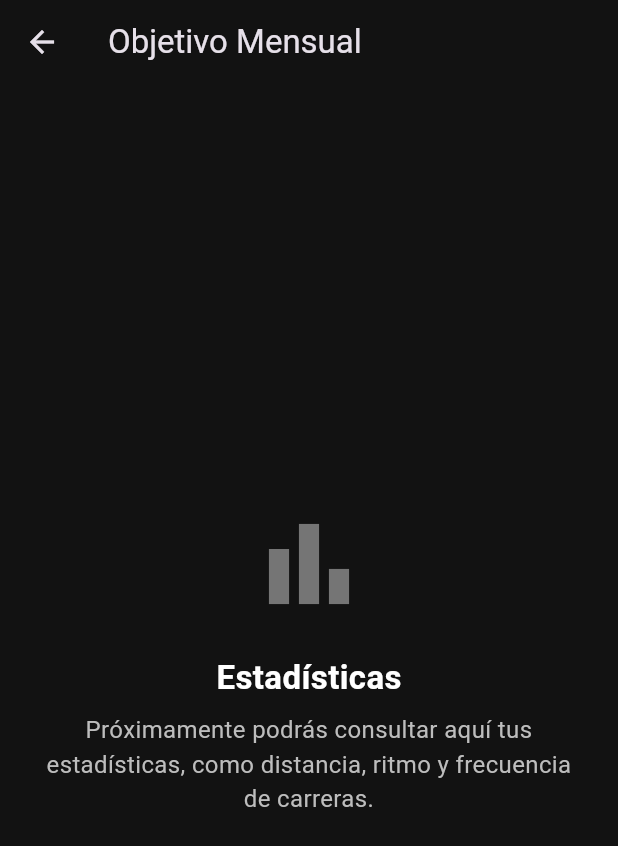
After one commit to DayJossel/CodeCats, a Flutter app: the MainScreen screen opened directly, item 4 of the bottom bar chosen, after a tap on "Consultar Estadística", on a phone screen of 412 x 824 dp. The commit adds this screen. Shown: the top 846 px of the screen. Run offline on Flutter 3.47's test engine with Material 3 defaults, Android fonts, the phone set to English and light mode, and no system bars; our stand-ins replace connectivity_plus, geolocator, google_maps_flutter, permission_handler, shared_preferences, table_calendar; missing offline and left inert: another_telephony; accounts and stored records are empty.

Commit message:
Cambios frontend CU-5
Frontend realizado para el CU-5

```diff
--- a/lib/main.dart
+++ b/lib/main.dart
@@ -2,12 +2,13 @@ import 'package:flutter/material.dart';
 
 import 'core/session_repository.dart';
 
-import 'screens/login.dart';          // AuthScreen
-import 'screens/profile.dart';        // ProfileScreen (tab)
+import 'screens/login.dart';
+import 'screens/profile.dart';
 import 'screens/vista_alerta.dart';
 import 'screens/vista_contactos.dart';
-import 'screens/vista_historial.dart';
+// import 'screens/vista_historial.dart'; // Ya no se usa en la barra de navegación
 import 'screens/vista_espacios.dart';
+import 'screens/vista_calendario.dart'; // <-- 1. IMPORTAMOS LA NUEVA VISTA
 
 // Colores principales de la aplicación para fácil acceso
 const Color primaryColor = Color(0xFFFFC700); // Amarillo/Dorado
@@ -57,13 +58,11 @@ class RunnerApp extends StatelessWidget {
           bodyMedium: TextStyle(color: Colors.grey),
         ),
       ),
-      home: const _AuthGate(), // 👈 IMPORTANTE: ya no AuthScreen directo
+      home: const _AuthGate(),
     );
   }
 }
 
-/// Gate que decide si hay sesión persistida.
-/// Si hay (id y contraseña), entra directo a MainScreen; si no, a AuthScreen.
 class _AuthGate extends StatefulWidget {
   const _AuthGate({super.key});
   @override
@@ -103,11 +102,12 @@ class MainScreen extends StatefulWidget {
 class _MainScreenState extends State<MainScreen> {
   int _selectedIndex = 0;
 
+  // --- 2. ACTUALIZAMOS LA LISTA DE PANTALLAS ---
   static final List<Widget> _widgetOptions = <Widget>[
     const VistaAlerta(),
     const VistaEspacios(),
     const VistaContactos(),
-    const VistaHistorial(),
+    const VistaCalendario(), // Reemplazamos VistaHistorial por VistaCalendario
     const ProfileScreen(),
   ];
 
@@ -122,11 +122,12 @@ class _MainScreenState extends State<MainScreen> {
     return Scaffold(
       body: Center(child: _widgetOptions.elementAt(_selectedIndex)),
       bottomNavigationBar: BottomNavigationBar(
+        // --- 3. ACTUALIZAMOS LOS ÍTEMS DE LA BARRA ---
         items: const <BottomNavigationBarItem>[
           BottomNavigationBarItem(icon: Icon(Icons.home), label: 'Inicio'),
-          BottomNavigationBarItem(icon: Icon(Icons.route), label: 'Espacios para correr'),
+          BottomNavigationBarItem(icon: Icon(Icons.route), label: 'Espacios'),
           BottomNavigationBarItem(icon: Icon(Icons.people_outline), label: 'Contactos'),
-          BottomNavigationBarItem(icon: Icon(Icons.notifications_none), label: 'Alertas'),
+          BottomNavigationBarItem(icon: Icon(Icons.calendar_today_outlined), label: 'Calendario'), // Ítem modificado
           BottomNavigationBarItem(icon: Icon(Icons.person_outline), label: 'Perfil'),
         ],
         currentIndex: _selectedIndex,
--- a/lib/screens/vista_alerta.dart
+++ b/lib/screens/vista_alerta.dart
@@ -1,6 +1,7 @@
 import 'dart:async';
 import 'package:flutter/material.dart';
 import '../main.dart';
+import 'vista_historial.dart'; // Importamos la vista de historial
 import 'vista_ubicacion.dart';
 import '../usecases/emergency_alert_uc.dart';
 
@@ -16,9 +17,9 @@ class _VistaAlertaState extends State<VistaAlerta> {
   String? _statusMsg;
   bool _isCountingDown = false;
   int _countdownValue = 3;
-  Timer? _timer; // ✅ Cambiado a nullable
+  Timer? _timer;
   double _waveAnimation = 0.0;
-  Timer? _waveTimer; // ✅ Cambiado a nullable
+  Timer? _waveTimer;
 
   void _startCountdown() {
     setState(() {
@@ -27,14 +28,13 @@ class _VistaAlertaState extends State<VistaAlerta> {
       _waveAnimation = 0.0;
     });
 
-    // ✅ Ahora se inicializan correctamente
     _timer = Timer.periodic(const Duration(seconds: 1), (timer) {
       setState(() {
         if (_countdownValue > 1) {
           _countdownValue--;
         } else {
-          _timer?.cancel(); // ✅ Usar ?. en lugar de .
-          _waveTimer?.cancel(); // ✅ Usar ?. en lugar de .
+          _timer?.cancel();
+          _waveTimer?.cancel();
           _isCountingDown = false;
           _showSosConfirmationDialog(context);
         }
@@ -53,7 +53,7 @@ class _VistaAlertaState extends State<VistaAlerta> {
     setState(() { _sending = true; _statusMsg = null; });
 
     try {
-      final res = await EmergencyAlertUC.trigger(); // usa TODOS los contactos
+      final res = await EmergencyAlertUC.trigger();
       final okTotal = res.fallidos.isEmpty;
       final base = okTotal
           ? 'Alerta enviada a todos los contactos.'
@@ -62,7 +62,6 @@ class _VistaAlertaState extends State<VistaAlerta> {
       if (!mounted) return;
       setState(() => _statusMsg = base + hid);
 
-      // Snack verde si todo OK, rojo si hubo fallos
       ScaffoldMessenger.of(context).showSnackBar(
         SnackBar(
           content: Text(okTotal
@@ -90,8 +89,8 @@ class _VistaAlertaState extends State<VistaAlerta> {
   }
 
   void _cancelCountdown() {
-    _timer?.cancel(); // ✅ Usar ?. en lugar de .
-    _waveTimer?.cancel(); // ✅ Usar ?. en lugar de .
+    _timer?.cancel();
+    _waveTimer?.cancel();
     setState(() {
       _isCountingDown = false;
       _countdownValue = 3;
@@ -99,7 +98,6 @@ class _VistaAlertaState extends State<VistaAlerta> {
     });
   }
 
-  // ✅ Diálogo de confirmación con resultado real
   void _showSosConfirmationDialog(BuildContext context) {
     showDialog(
       context: context,
@@ -133,8 +131,8 @@ class _VistaAlertaState extends State<VistaAlerta> {
                   ),
                   child: const Text('Enviar Alerta'),
                   onPressed: () async {
-                    Navigator.of(context).pop(); // Cierra el diálogo
-                    await _sendEmergency();      // <-- aquí disparamos la alerta real
+                    Navigator.of(context).pop();
+                    await _sendEmergency();
                   },
                 ),
               ],
@@ -147,8 +145,8 @@ class _VistaAlertaState extends State<VistaAlerta> {
 
   @override
   void dispose() {
-    _timer?.cancel(); // ✅ Usar ?. en lugar de .
-    _waveTimer?.cancel(); // ✅ Usar ?. en lugar de .
+    _timer?.cancel();
+    _waveTimer?.cancel();
     super.dispose();
   }
 
@@ -247,6 +245,7 @@ class _VistaAlertaState extends State<VistaAlerta> {
                 ),
               ),
               const Spacer(),
+              // Botón de Compartir Ubicación
               GestureDetector(
                 onTap: () {
                   Navigator.push(
@@ -301,6 +300,60 @@ class _VistaAlertaState extends State<VistaAlerta> {
                 ),
               ),
               const SizedBox(height: 15),
+              // NUEVO BOTÓN: Historial de Alertas
+              GestureDetector(
+                onTap: () {
+                  Navigator.push(
+                    context,
+                    MaterialPageRoute(
+                      builder: (context) => const VistaHistorial(),
+                    ),
+                  );
+                },
+                child: Container(
+                  width: double.infinity,
+                  height: 80,
+                  padding: const EdgeInsets.all(16),
+                  decoration: BoxDecoration(
+                    color: cardColor,
+                    borderRadius: BorderRadius.circular(20),
+                  ),
+                  child: Row(
+                    children: [
+                      Icon(Icons.history, color: primaryColor, size: 30),
+                      const SizedBox(width: 15),
+                      Expanded(
+                        child: Column(
+                          crossAxisAlignment: CrossAxisAlignment.start,
+                          mainAxisAlignment: MainAxisAlignment.center,
+                          children: [
+                            const Text(
+                              'Historial de Alertas',
+                              style: TextStyle(
+                                color: Colors.white,
+                                fontWeight: FontWeight.bold,
+                                fontSize: 16,
+                              ),
+                            ),
+                            Text(
+                              'Consulta tus alertas anteriores',
+                              style: TextStyle(
+                                color: Colors.grey[400],
+                                fontSize: 12,
+                              ),
+                            ),
+                          ],
+                        ),
+                      ),
+                      Icon(
+                        Icons.arrow_forward_ios,
+                        color: Colors.grey[400],
+                        size: 16,
+                      ),
+                    ],
+                  ),
+                ),
+              ),
               const Spacer(),
             ],
           ),
--- /dev/null
+++ b/lib/screens/vista_estadistica.dart
@@ -0,0 +1,39 @@
+import 'package:flutter/material.dart';
+import '../main.dart'; // Importa para usar los colores globales
+
+class VistaEstadistica extends StatelessWidget {
+  const VistaEstadistica({super.key});
+
+  @override
+  Widget build(BuildContext context) {
+    return Scaffold(
+      appBar: AppBar(
+        title: const Text('Objetivo Mensual'),
+        elevation: 0,
+        backgroundColor: backgroundColor,
+      ),
+      body: Center(
+        child: Padding(
+          padding: const EdgeInsets.symmetric(horizontal: 24.0),
+          child: Column(
+            mainAxisAlignment: MainAxisAlignment.center,
+            children: [
+              Icon(Icons.bar_chart_outlined, size: 80, color: Colors.grey[600]),
+              const SizedBox(height: 20),
+              const Text(
+                'Estadísticas',
+                style: TextStyle(fontSize: 22, fontWeight: FontWeight.bold, color: Colors.white),
+              ),
+              const SizedBox(height: 8),
+              Text(
+                'Próximamente podrás consultar aquí tus estadísticas, como distancia, ritmo y frecuencia de carreras.',
+                textAlign: TextAlign.center,
+                style: TextStyle(fontSize: 16, color: Colors.grey[400]),
+              ),
+            ],
+          ),
+        ),
+      ),
+    );
+  }
+}
--- a/pubspec.yaml
+++ b/pubspec.yaml
@@ -44,6 +44,7 @@ dependencies:
   connectivity_plus: ^6.0.5
   url_launcher: ^6.3.0
   google_maps_flutter: ^2.13.1
+  table_calendar: ^3.0.9
 
 dev_dependencies:
   flutter_test:
```
Also changed, not shown: lib/screens/vista_calendario.dart (added, +577 -0 lines), pubspec.lock.
